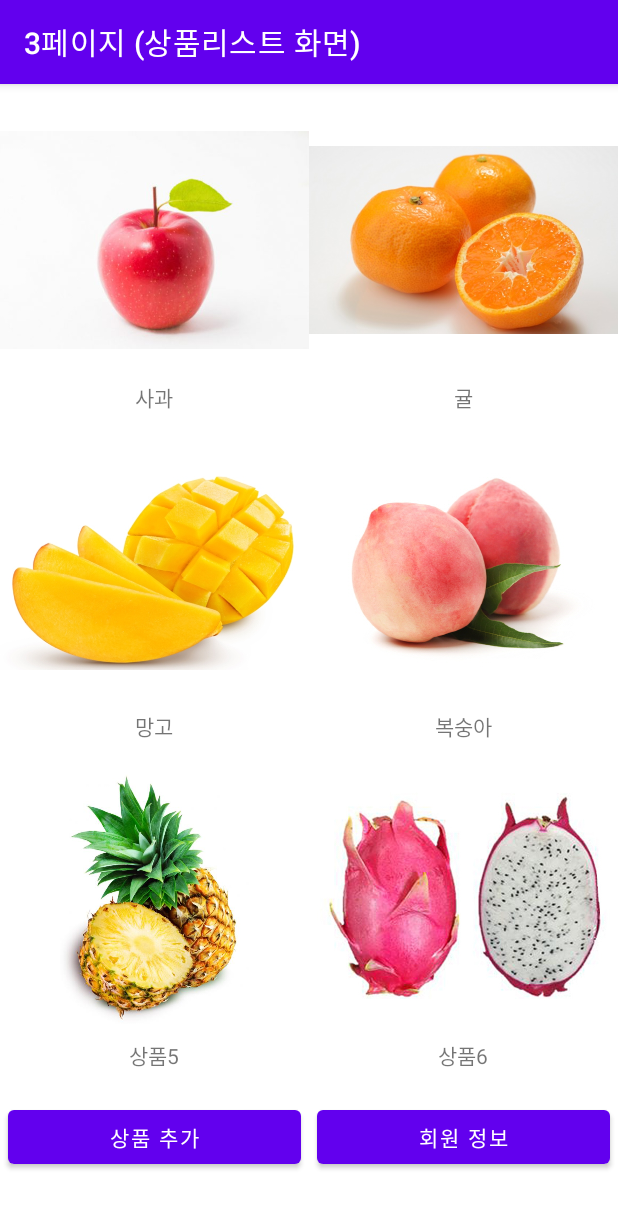
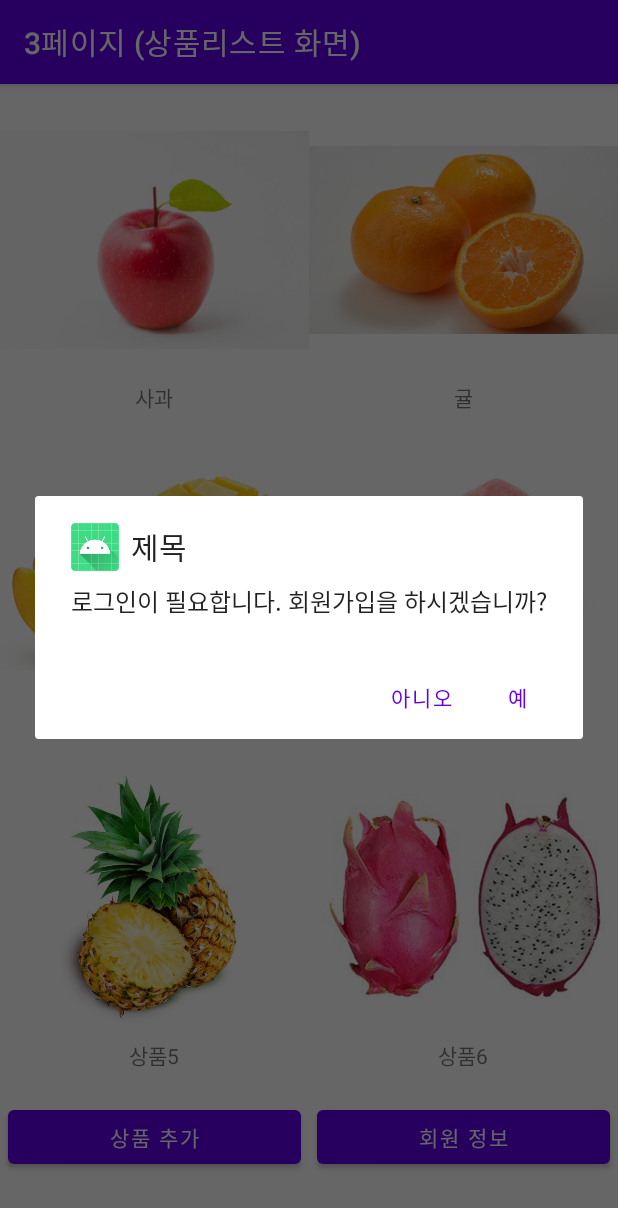
Before and after one commit to mrgentle1/Mp_assignment, an Android app: the ListActivity screen opened directly, with no data from a screen before it, after a tap on "회원 정보", on a phone screen of 412 x 824 dp. Shown: the top 1208 px of the screen. Run offline under Robolectric (Android 15) with nearby library versions, the phone set to English and light mode, and no system bars.

Commit message:
회원정보 확인 다이얼로그 구현

```diff
--- a/app/src/main/java/com/example/mp_assignment/ListActivity.java
+++ b/app/src/main/java/com/example/mp_assignment/ListActivity.java
@@ -2,10 +2,14 @@ package com.example.mp_assignment;
 
 import android.app.AlertDialog;
 import android.content.Context;
+import android.content.DialogInterface;
 import android.content.Intent;
+import android.content.SharedPreferences;
 import android.os.Bundle;
+import android.util.Log;
 import android.view.View;
 import android.widget.Button;
+import android.widget.EditText;
 import android.widget.Toast;
 
 import androidx.annotation.Nullable;
@@ -37,7 +41,31 @@ public class ListActivity extends AppCompatActivity {
 
                 }
                 else{
+                    AlertDialog.Builder ad = new AlertDialog.Builder(ListActivity.this);
+                    ad.setIcon(R.mipmap.ic_launcher);
+                    ad.setTitle("제목");
+                    ad.setMessage("로그인이 필요합니다. 회원가입을 하시겠습니까?");
 
+                    ad.setPositiveButton("예", new DialogInterface.OnClickListener() {
+                        @Override
+                        public void onClick(DialogInterface dialogInterface, int i) {
+                            Log.v("test", "예 클릭");
+                            Intent intent = new Intent(getApplicationContext(),
+                                    RegisterActivity.class);
+                            startActivity(intent);
+                            dialogInterface.dismiss();
+                        }
+                    });
+
+                    ad.setNegativeButton("아니오", new DialogInterface.OnClickListener() {
+                        @Override
+                        public void onClick(DialogInterface dialogInterface, int i) {
+                            Log.v("test", "아니오 클릭");
+                            dialogInterface.dismiss();
+                        }
+                    });
+
+                    ad.show();
                 }
             }
         });
--- a/app/src/main/java/com/example/mp_assignment/MainActivity.java
+++ b/app/src/main/java/com/example/mp_assignment/MainActivity.java
@@ -55,7 +55,7 @@ public class MainActivity extends AppCompatActivity {
                 String idx = Integer.toString(preferences.getInt(user_id, -1));
 
                 if (idx.equals("-1")){
-                    //TODO: 아이디가 없는 경우
+                    // 아이디가 없는 경우
                     Log.v("test", "아이디 없음!");
                     id.setError("User not found");
                 }
@@ -64,7 +64,7 @@ public class MainActivity extends AppCompatActivity {
                     // [0]: id, [1]: pwd, [2]: name [3]: number [4]: address
                     String[] userarray = userdata.split(" ");
                     if(user_pwd.equals(userarray[1])){
-                        //TODO: password가 일치하는 경우
+                        // password가 일치하는 경우
                         Context context = getApplicationContext();
                         CharSequence text = "로그인 성공!";
 
@@ -77,7 +77,7 @@ public class MainActivity extends AppCompatActivity {
                         startActivity(intent);
                     }
                     else{
-                        //TODO: password가 틀렸을 경우
+                        // password가 틀렸을 경우
                         Log.v("test", "비밀번호 틀림!");
                         password.setError("incorrect password");
                     }
```
Also changed, not shown: 1 other file.
